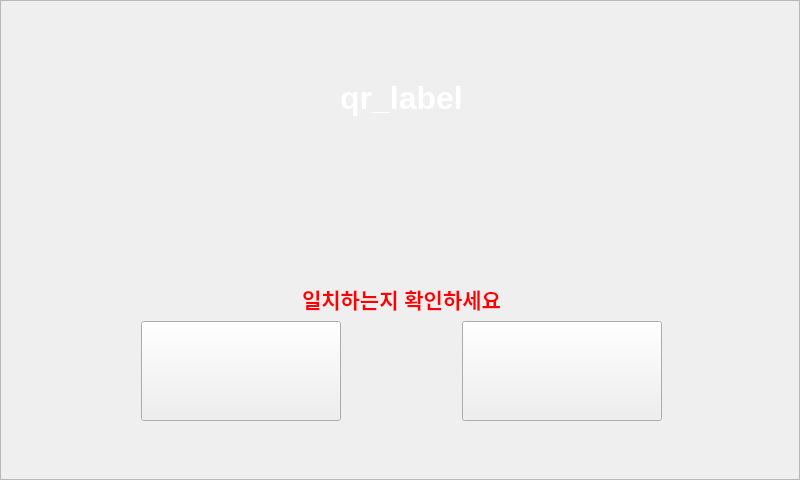
Qt form camtest.ui (kangsy0058/NFC_2021_Kiosk) before a commit.
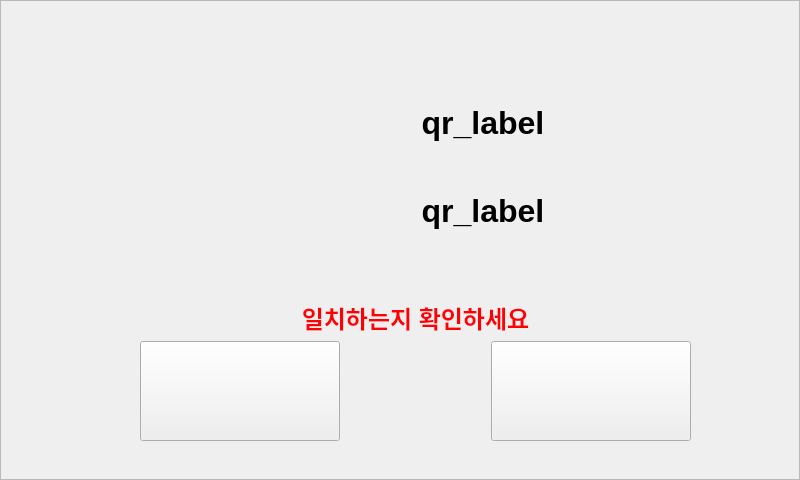
The same form after that commit. Icons and pictures are not drawn.

Commit message: WiFi 상태 정보창 UI 수정

What changed in the file:
```diff
--- a/camtest.ui
+++ b/camtest.ui
@@ -26,20 +26,67 @@
    <string>MainWindow</string>
   </property>
   <widget class="QWidget" name="centralwidget">
-   <widget class="QWidget" name="layoutWidget">
+   <widget class="QFrame" name="frame">
     <property name="geometry">
      <rect>
-      <x>141</x>
-      <y>80</y>
-      <width>521</width>
+      <x>0</x>
+      <y>0</y>
+      <width>800</width>
+      <height>480</height>
+     </rect>
+    </property>
+    <property name="styleSheet">
+     <string notr="true">background-image: url(:/back/img/[IR]NFC_KIOSK_Wifi.png);</string>
+    </property>
+    <property name="frameShape">
+     <enum>QFrame::StyledPanel</enum>
+    </property>
+    <property name="frameShadow">
+     <enum>QFrame::Raised</enum>
+    </property>
+   </widget>
+   <widget class="QWidget" name="layoutWidget_2">
+    <property name="geometry">
+     <rect>
+      <x>140</x>
+      <y>100</y>
+      <width>551</width>
       <height>341</height>
      </rect>
     </property>
-    <layout class="QVBoxLayout" name="verticalLayout_2">
-     <item>
       <layout class="QVBoxLayout" name="verticalLayout">
        <item>
+      <layout class="QHBoxLayout" name="horizontalLayout_3">
+       <item>
+        <spacer name="horizontalSpacer_2">
+         <property name="orientation">
+          <enum>Qt::Horizontal</enum>
+         </property>
+         <property name="sizeType">
+          <enum>QSizePolicy::Fixed</enum>
+         </property>
+         <property name="sizeHint" stdset="0">
+          <size>
+           <width>135</width>
+           <height>20</height>
+          </size>
+         </property>
+        </spacer>
+       </item>
+       <item>
         <widget class="QLabel" name="qr_label">
+         <property name="minimumSize">
+          <size>
+           <width>0</width>
+           <height>47</height>
+          </size>
+         </property>
+         <property name="maximumSize">
+          <size>
+           <width>16777215</width>
+           <height>47</height>
+          </size>
+         </property>
          <property name="font">
           <font>
            <family>Arial</family>
@@ -47,12 +94,78 @@
           </font>
          </property>
          <property name="text">
-          <string>&lt;html&gt;&lt;head/&gt;&lt;body&gt;&lt;p align=&quot;center&quot;&gt;&lt;span style=&quot; font-size:24pt; font-weight:600; color:#ffffff;&quot;&gt;qr_label&lt;/span&gt;&lt;/p&gt;&lt;/body&gt;&lt;/html&gt;</string>
+          <string>&lt;html&gt;&lt;head/&gt;&lt;body&gt;&lt;p&gt;&lt;span style=&quot; font-size:24pt; font-weight:600; color:#000000;&quot;&gt;qr_label&lt;/span&gt;&lt;/p&gt;&lt;/body&gt;&lt;/html&gt;</string>
          </property>
          <property name="alignment">
           <set>Qt::AlignCenter</set>
          </property>
         </widget>
+       </item>
+      </layout>
+     </item>
+     <item>
+      <spacer name="verticalSpacer_2">
+       <property name="orientation">
+        <enum>Qt::Vertical</enum>
+       </property>
+       <property name="sizeType">
+        <enum>QSizePolicy::Fixed</enum>
+       </property>
+       <property name="sizeHint" stdset="0">
+        <size>
+         <width>20</width>
+         <height>35</height>
+        </size>
+       </property>
+      </spacer>
+     </item>
+     <item>
+      <layout class="QHBoxLayout" name="horizontalLayout_4">
+       <item>
+        <spacer name="horizontalSpacer_3">
+         <property name="orientation">
+          <enum>Qt::Horizontal</enum>
+         </property>
+         <property name="sizeType">
+          <enum>QSizePolicy::Fixed</enum>
+         </property>
+         <property name="sizeHint" stdset="0">
+          <size>
+           <width>135</width>
+           <height>20</height>
+          </size>
+         </property>
+        </spacer>
+       </item>
+       <item>
+        <widget class="QLabel" name="qr_label_2">
+         <property name="minimumSize">
+          <size>
+           <width>0</width>
+           <height>47</height>
+          </size>
+         </property>
+         <property name="maximumSize">
+          <size>
+           <width>16777215</width>
+           <height>47</height>
+          </size>
+         </property>
+         <property name="font">
+          <font>
+           <family>Arial</family>
+           <pointsize>18</pointsize>
+          </font>
+         </property>
+         <property name="text">
+          <string>&lt;html&gt;&lt;head/&gt;&lt;body&gt;&lt;p&gt;&lt;span style=&quot; font-size:24pt; font-weight:600; color:#000000;&quot;&gt;qr_label&lt;/span&gt;&lt;/p&gt;&lt;/body&gt;&lt;/html&gt;</string>
+         </property>
+         <property name="alignment">
+          <set>Qt::AlignCenter</set>
+         </property>
+        </widget>
+       </item>
+      </layout>
        </item>
        <item>
         <spacer name="verticalSpacer">
@@ -70,11 +183,9 @@
        <item>
         <widget class="QLabel" name="label">
          <property name="text">
-          <string>&lt;html&gt;&lt;head/&gt;&lt;body&gt;&lt;p align=&quot;center&quot;&gt;&lt;span style=&quot; font-size:16pt; font-weight:600; color:#ff0004;&quot;&gt;일치하는지 확인하세요&lt;/span&gt;&lt;/p&gt;&lt;/body&gt;&lt;/html&gt;</string>
-         </property>
-        </widget>
-       </item>
-      </layout>
+        <string>&lt;html&gt;&lt;head/&gt;&lt;body&gt;&lt;p align=&quot;center&quot;&gt;&lt;span style=&quot; font-size:18pt; font-weight:600; color:#ff0004;&quot;&gt;일치하는지 확인하세요&lt;/span&gt;&lt;/p&gt;&lt;/body&gt;&lt;/html&gt;</string>
+       </property>
+      </widget>
      </item>
      <item>
       <layout class="QHBoxLayout" name="horizontalLayout">
```
Left out of the diff: 21 changed lines with no effect on the pictures. Lines whose indentation alone changed are shown as unchanged. The commit also changes 2 other files.
